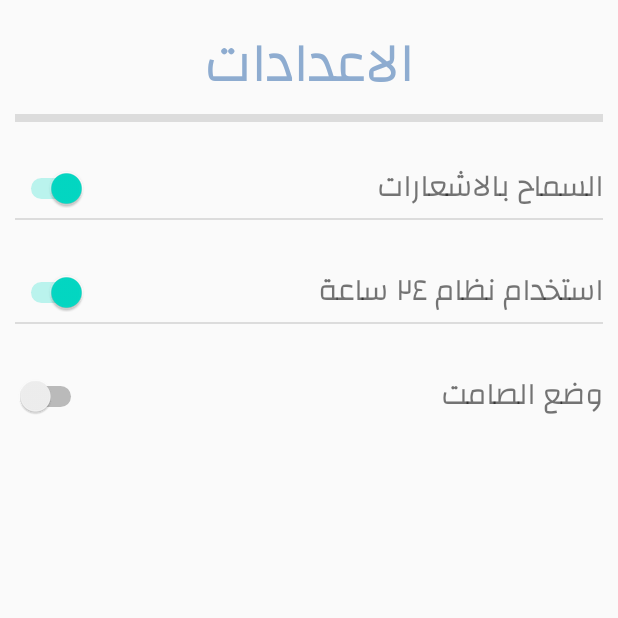
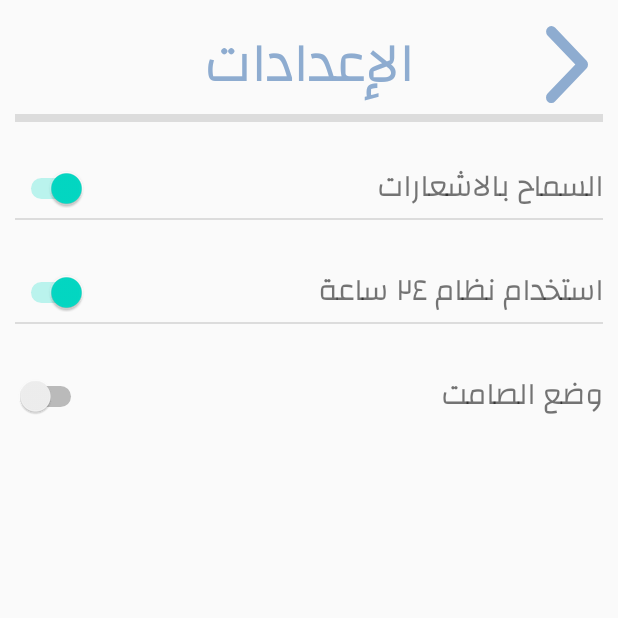
Before and after one commit to shhdSU/Prayar-Tracker-Android-Application, an Android app: the SettingsActivity screen opened directly, with no data from a screen before it, on a phone screen of 412 x 824 dp, the top half of it. Run offline under Robolectric (Android 15) with nearby library versions, the phone set to English and light mode, and no system bars; Roboto replaces fonts that are not available here.

Commit message:
Back button in setting and edit logo position

```diff
--- a/PrayarTracker/app/src/main/java/com/example/prayartracker/MainActivity.java
+++ b/PrayarTracker/app/src/main/java/com/example/prayartracker/MainActivity.java
@@ -97,4 +97,8 @@ public class MainActivity extends AppCompatActivity {
             manager.createNotificationChannel(highImportantChannel);
         }
     }
+
+    public void goToHome(View view) {
+        finish();
+    }
 }
--- a/PrayarTracker/app/src/main/java/com/example/prayartracker/SettingsActivity.java
+++ b/PrayarTracker/app/src/main/java/com/example/prayartracker/SettingsActivity.java
@@ -150,4 +150,5 @@ public class SettingsActivity extends AppCompatActivity {
         });
 
     }
+
 }
--- /dev/null
+++ b/PrayarTracker/app/src/main/res/drawable/ic_back.xml
@@ -0,0 +1,9 @@
+<vector xmlns:android="http://schemas.android.com/apk/res/android"
+    android:width="59.005dp"
+    android:height="103.21dp"
+    android:viewportWidth="59.005"
+    android:viewportHeight="103.21">
+  <path
+      android:pathData="M41.218,51.619 L2.166,90.64A7.376,7.376 0,0 0,12.613 101.056L56.856,56.842a7.361,7.361 0,0 0,0.215 -10.17l-44.429,-44.521A7.376,7.376 135,0 0,2.197 12.567Z"
+      android:fillColor="#8eacd0"/>
+</vector>
--- a/PrayarTracker/app/src/main/res/layout/activity_main.xml
+++ b/PrayarTracker/app/src/main/res/layout/activity_main.xml
@@ -14,10 +14,10 @@
         android:layout_height="168dp"
         android:layout_alignParentStart="true"
         android:layout_alignParentEnd="true"
-        android:layout_marginStart="20dp"
-        android:layout_marginEnd="160dp"
+        android:layout_marginStart="80dp"
+        android:layout_marginEnd="80dp"
         android:background="@drawable/emad_logo"
-        android:translationX="80dp" />
+  />
 
     <EditText
         android:id="@+id/username"
--- a/PrayarTracker/app/src/main/res/layout/activity_settings.xml
+++ b/PrayarTracker/app/src/main/res/layout/activity_settings.xml
@@ -7,12 +7,28 @@
     android:padding="10dp"
     tools:context=".MainActivity">
 
+    <Button
+        android:id="@+id/settingbutton"
+        android:layout_width="28dp"
+        android:layout_height="51dp"
+        android:layout_alignParentTop="true"
+        android:layout_alignParentEnd="true"
+        android:layout_marginTop="7dp"
+        android:layout_marginEnd="10dp"
+        android:background="@drawable/ic_back"
+        android:onClick="goToHome"
+  />
+
     <TextView
         android:id="@+id/Settings"
-        android:layout_width="match_parent"
+        android:layout_width="181dp"
         android:layout_height="wrap_content"
+        android:layout_alignParentStart="true"
+        android:layout_alignParentEnd="true"
+        android:layout_marginStart="50dp"
+        android:layout_marginEnd="50dp"
         android:fontFamily="@font/changa"
-        android:text="الاعدادات"
+        android:text="الإعدادات"
         android:textAlignment="center"
         android:textColor="#8EACD0"
         android:textFontWeight="600"
```
Also changed, not shown: PrayarTracker/app/src/main/res/layout/activity_prayer_login.xml (+5 -5 lines).
